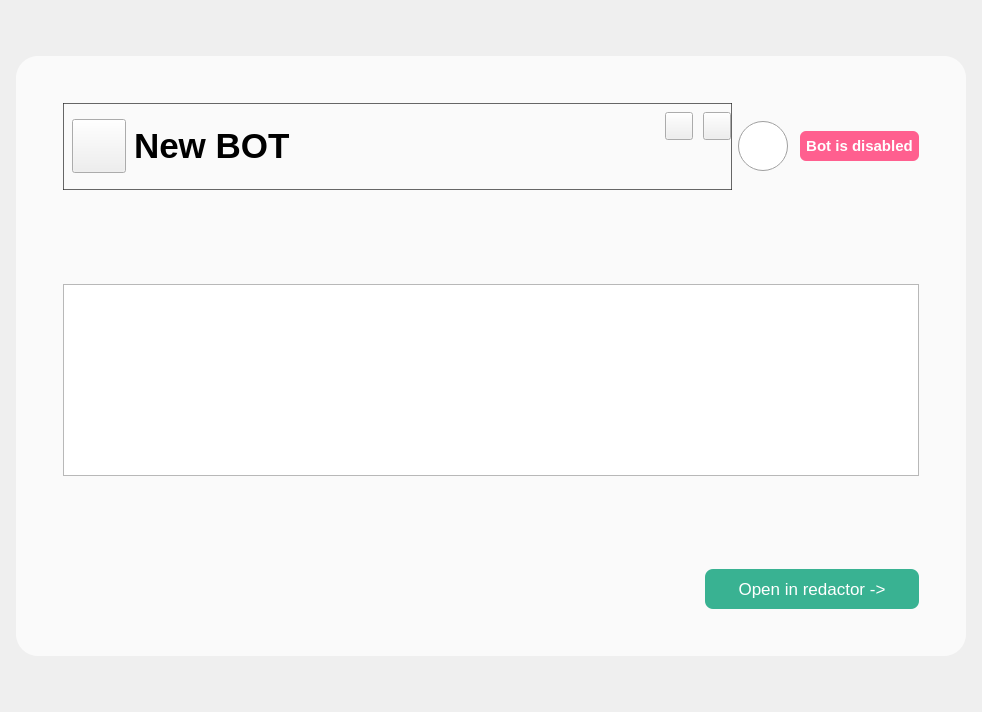
cuttlesystems/simplegram, file simple_gram_desktop/constructor_app/widgets/selected_project_widget.ui: the form before one commit.
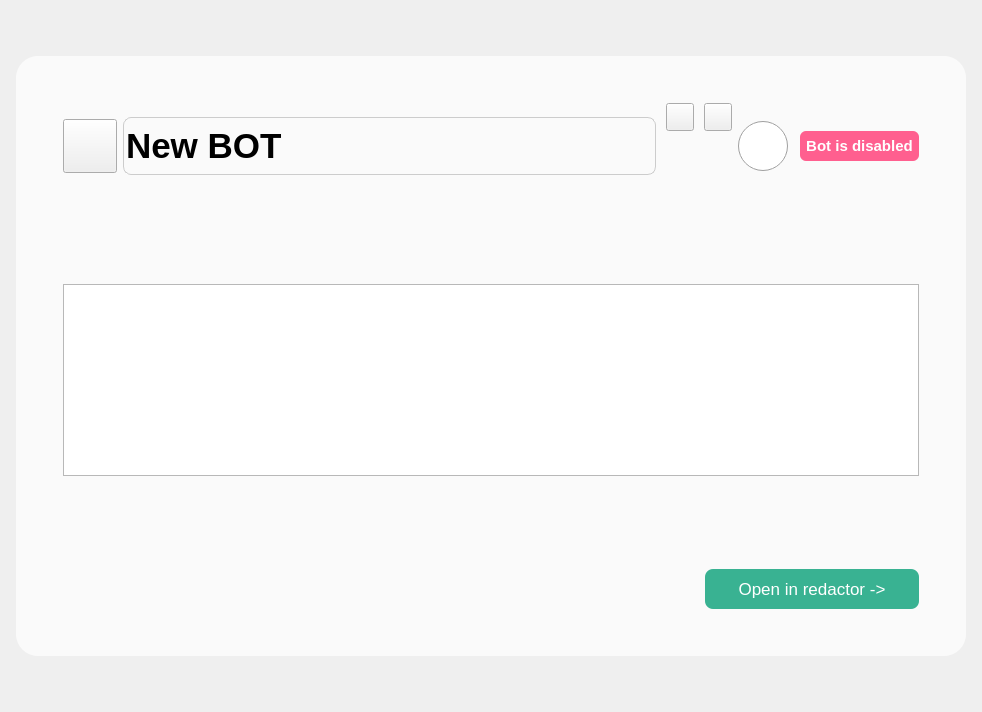
The form after the commit. Icons and pictures are not drawn. Custom widgets are drawn as their Qt base class.

Patch:
```diff
--- a/simple_gram_desktop/constructor_app/widgets/selected_project_widget.ui
+++ b/simple_gram_desktop/constructor_app/widgets/selected_project_widget.ui
@@ -87,17 +87,9 @@
         <item>
          <layout class="QHBoxLayout" name="horizontalLayout_4">
           <item>
-           <widget class="QGroupBox" name="border_group">
-            <property name="styleSheet">
-             <string notr="true">QGroupBox{
-border: 1px solid rgba(39,39,39,180);
-border-radius:0px;
-background: transparent;
-}</string>
-            </property>
             <layout class="QHBoxLayout" name="horizontalLayout_6">
              <property name="rightMargin">
-              <number>1</number>
+             <number>0</number>
              </property>
              <item>
               <widget class="QPushButton" name="icon_bot_button">
@@ -152,10 +144,19 @@
                  </property>
                  <property name="styleSheet">
                   <string notr="true">QLineEdit{
-color:black;
-border:none;
-background:transparent;
-}</string>
+border: 1px solid rgb(204,204,204);
+color: black;
+border-radius:8px; 
+background-color: transparent;
+}
+
+QLineEdit::hover{
+border: 1px solid rgba(82,136,193,180);
+color: black;
+border-radius:8px; 
+background-color: transparent;
+}
+</string>
                  </property>
                  <property name="text">
                   <string>New BOT</string>
@@ -250,7 +251,6 @@
               </layout>
              </item>
             </layout>
-           </widget>
           </item>
           <item>
            <layout class="QHBoxLayout" name="horizontalLayout_2">
```
Left out of the diff: 4 changed lines with no effect on the pictures. Lines whose indentation alone changed are shown as unchanged.
